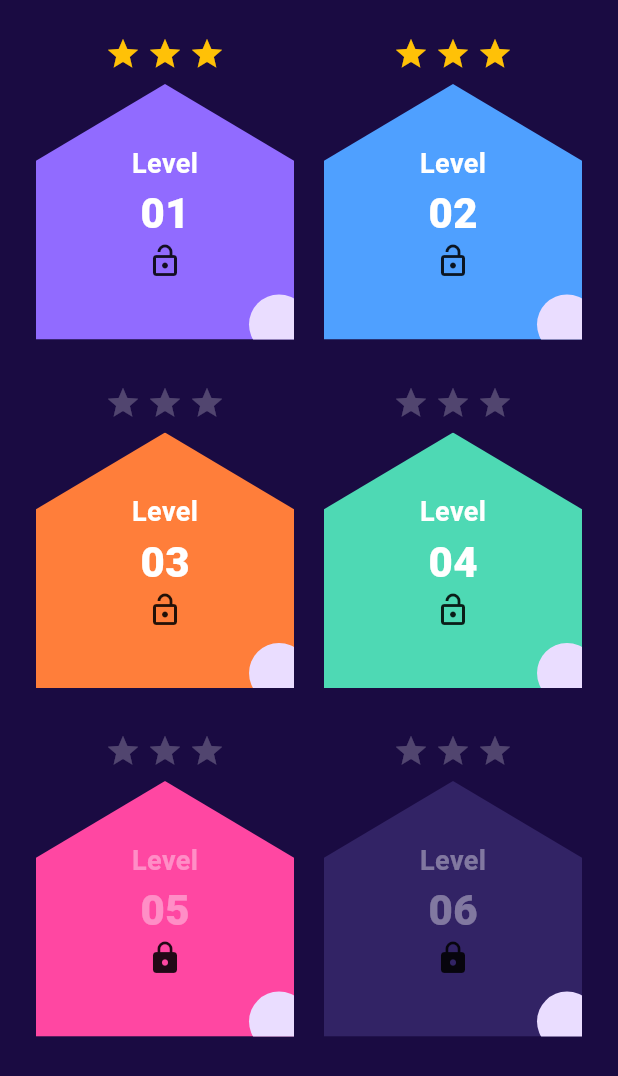
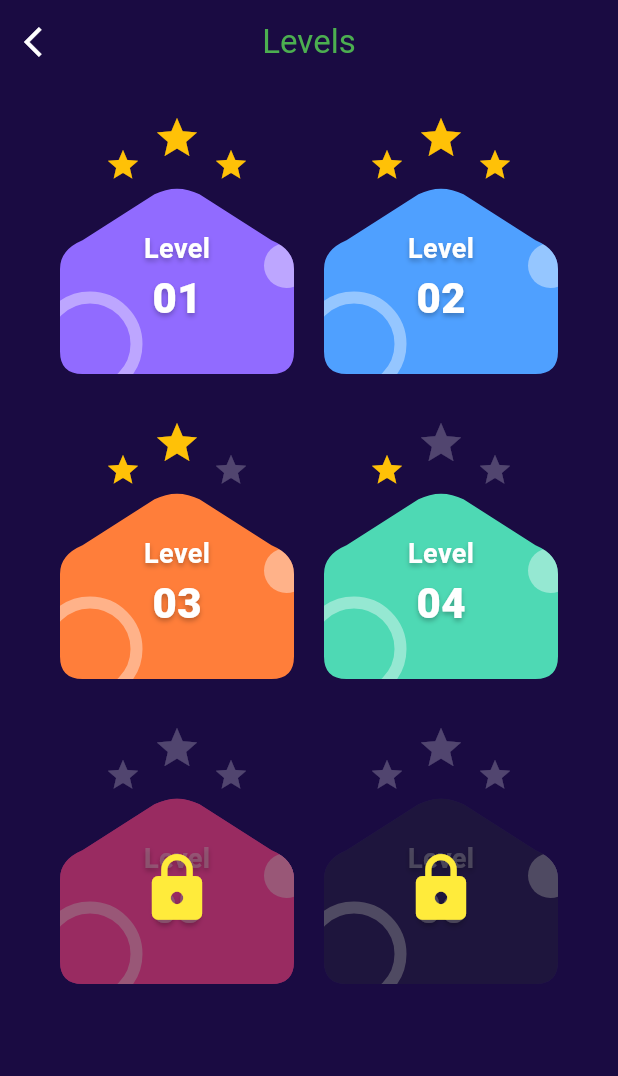
Before and after one commit to Anas3Ezz/quiz-app, a Flutter app: the LevelsSCreen screen opened directly, on a phone screen of 412 x 824 dp. Shown: the top 1076 px of the screen. Run offline on Flutter 3.47's test engine with Material 3 defaults, Android fonts, the phone set to English and light mode, and no system bars.

Commit message:
enhance the design

```diff
--- a/lib/screens/levels_screen.dart
+++ b/lib/screens/levels_screen.dart
@@ -6,8 +6,8 @@ class LevelsSCreen extends StatelessWidget {
   final List<LevelModel> levels = const [
     LevelModel(id: "01", color: Color(0xFF916BFF), stars: 3, isLocked: false),
     LevelModel(id: "02", color: Color(0xFF4FA0FF), stars: 3, isLocked: false),
-    LevelModel(id: "03", color: Color(0xFFFF7E3A), stars: 0, isLocked: false),
-    LevelModel(id: "04", color: Color(0xFF4ED9B4), stars: 0, isLocked: false),
+    LevelModel(id: "03", color: Color(0xFFFF7E3A), stars: 2, isLocked: false),
+    LevelModel(id: "04", color: Color(0xFF4ED9B4), stars: 1, isLocked: false),
     LevelModel(id: "05", color: Color(0xFFFF47A2), stars: 0, isLocked: true),
     LevelModel(id: "06", color: Color(0xFF322365), stars: 0, isLocked: true),
   ];
@@ -15,15 +15,26 @@ class LevelsSCreen extends StatelessWidget {
   @override
   Widget build(BuildContext context) {
     return Scaffold(
-      backgroundColor: const Color(0xFF1A0B42), // Dark Background
+      backgroundColor: const Color(0xFF1A0B42),
+      appBar: AppBar(
+        leading: IconButton(
+          onPressed: () {
+            Navigator.pop(context);
+          },
+          icon: Icon(Icons.arrow_back_ios, color: Colors.white),
+        ),
+        centerTitle: true,
+        backgroundColor: const Color(0xFF1A0B42),
+        title: Text('Levels', style: TextStyle(color: Colors.green)),
+      ),
       body: Padding(
-        padding: const EdgeInsets.all(24.0),
+        padding: const EdgeInsets.symmetric(vertical: 20.0, horizontal: 40),
         child: GridView.builder(
           gridDelegate: const SliverGridDelegateWithFixedCrossAxisCount(
             crossAxisCount: 2,
             crossAxisSpacing: 20,
             mainAxisSpacing: 30,
-            childAspectRatio: 0.85,
+            childAspectRatio: 0.90,
           ),
           itemCount: levels.length,
           itemBuilder: (context, index) => LevelCard(level: levels[index]),
@@ -43,38 +54,61 @@ class LevelCard extends StatelessWidget {
       children: [
         Row(
           mainAxisAlignment: MainAxisAlignment.center,
+          crossAxisAlignment: CrossAxisAlignment.end,
           children: List.generate(3, (index) {
             bool isFilled = index < level.stars;
+            bool isMiddle = index == 1;
             return Padding(
-              padding: const EdgeInsets.only(bottom: 8.0, left: 2, right: 2),
+              padding: EdgeInsets.only(
+                bottom: isMiddle ? 14.0 : 0.0,
+                left: 4,
+                right: 4,
+              ),
               child: Icon(
                 Icons.star,
-                size: 24,
+                size: isMiddle ? 32 : 24,
                 color: isFilled ? const Color(0xFFFFC107) : Colors.white24,
               ),
             );
           }),
         ),
-        // Level Shape
         Expanded(
           child: ClipPath(
             clipper: PentagonClipper(),
             child: Container(
               width: double.infinity,
-              decoration: BoxDecoration(color: level.color),
+              decoration: BoxDecoration(
+                gradient: LinearGradient(
+                  begin: Alignment.topCenter,
+                  end: Alignment.bottomCenter,
+                  colors: [level.color, level.color],
+                ),
+              ),
               child: Stack(
                 children: [
                   Positioned(
-                    bottom: -10,
-                    right: -10,
-                    child: CircleAvatar(radius: 20),
+                    bottom: -15,
+                    left: -15,
+                    child: Container(
+                      width: 70,
+                      height: 70,
+                      decoration: BoxDecoration(
+                        shape: BoxShape.circle,
+                        border: Border.all(
+                          color: Colors.white.withValues(alpha: 0.4),
+                          width: 8,
+                        ),
+                      ),
+                    ),
                   ),
                   Positioned(
-                    top: 10,
-                    left: 20,
-                    child: CircleAvatar(radius: 10),
+                    top: 40,
+                    right: -10,
+                    child: CircleAvatar(
+                      radius: 15,
+                      backgroundColor: Colors.white.withValues(alpha: 0.4),
+                    ),
                   ),
-                  // Text Content
                   Center(
                     child: Column(
                       mainAxisAlignment: MainAxisAlignment.center,
@@ -84,6 +118,13 @@ class LevelCard extends StatelessWidget {
                           style: TextStyle(
                             fontSize: 18,
                             fontWeight: FontWeight.bold,
+                            shadows: [
+                              Shadow(
+                                color: Colors.black26,
+                                blurRadius: 4,
+                                offset: Offset(0, 2),
+                              ),
+                            ],
                             color: level.isLocked
                                 ? Colors.white38
                                 : Colors.white,
@@ -94,19 +135,36 @@ class LevelCard extends StatelessWidget {
                           style: TextStyle(
                             fontSize: 28,
                             fontWeight: FontWeight.w900,
+                            shadows: [
+                              Shadow(
+                                color: Colors.black26,
+                                blurRadius: 4,
+                                offset: Offset(0, 2),
+                              ),
+                            ],
                             color: level.isLocked
                                 ? Colors.white38
                                 : Colors.white,
                           ),
                         ),
-                        Icon(
-                          level.isLocked
-                              ? Icons.lock
-                              : Icons.lock_open_outlined,
-                        ),
                       ],
                     ),
                   ),
+                  if (level.isLocked)
+                    Positioned.fill(
+                      child: Container(
+                        decoration: BoxDecoration(
+                          color: Colors.black.withValues(alpha: 0.4),
+                        ),
+                        child: const Center(
+                          child: Icon(
+                            Icons.lock,
+                            size: 50,
+                            color: Colors.yellow,
+                          ),
+                        ),
+                      ),
+                    ),
                 ],
               ),
             ),
@@ -117,23 +175,30 @@ class LevelCard extends StatelessWidget {
   }
 }
 
-// Custom Shape Clipper
 class PentagonClipper extends CustomClipper<Path> {
   @override
   Path getClip(Size size) {
     Path path = Path();
-    double r = 15.0; // Roundness radius
+    final double width = size.width;
+    final double height = size.height;
+    final double radius = 15.0;
 
-    path.moveTo(size.width * 0.5, 0); // Top Center
-    path.lineTo(size.width, size.height * 0.3); // Top Right
-    path.lineTo(size.width, size.height); // Bottom Right
-    path.lineTo(0, size.height); // Bottom Left
-    path.lineTo(0, size.height * 0.3); // Top Left
+    path.moveTo(width * 0.5 - radius, radius * 0.5);
+    path.quadraticBezierTo(width * 0.5, 0, width * 0.5 + radius, radius * 0.5);
+
+    path.lineTo(width - radius, height * 0.3);
+    path.quadraticBezierTo(width, height * 0.35, width, height * 0.45);
+
+    path.lineTo(width, height - radius);
+    path.quadraticBezierTo(width, height, width - radius, height);
+
+    path.lineTo(radius, height);
+    path.quadraticBezierTo(0, height, 0, height - radius);
+
+    path.lineTo(0, height * 0.45);
+    path.quadraticBezierTo(0, height * 0.35, radius, height * 0.3);
+
     path.close();
-
-    // To get the smooth rounded corners from your image,
-    // we use a simplified version, but for production,
-    // you'd use path.quadraticBezierTo for the edges.
     return path;
   }
 
@@ -141,7 +206,6 @@ class PentagonClipper extends CustomClipper<Path> {
   bool shouldReclip(CustomClipper<Path> oldClipper) => false;
 }
 
-// Data Model
 class LevelModel {
   final String id;
   final Color color;
```
